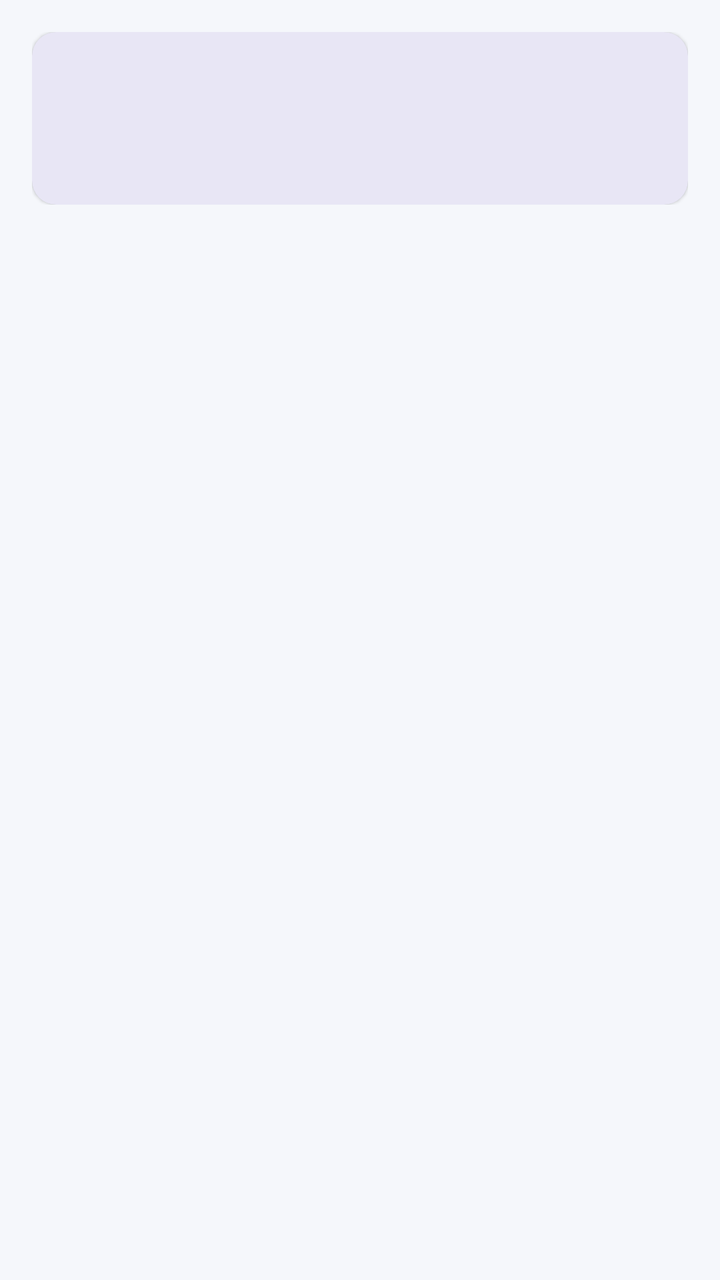
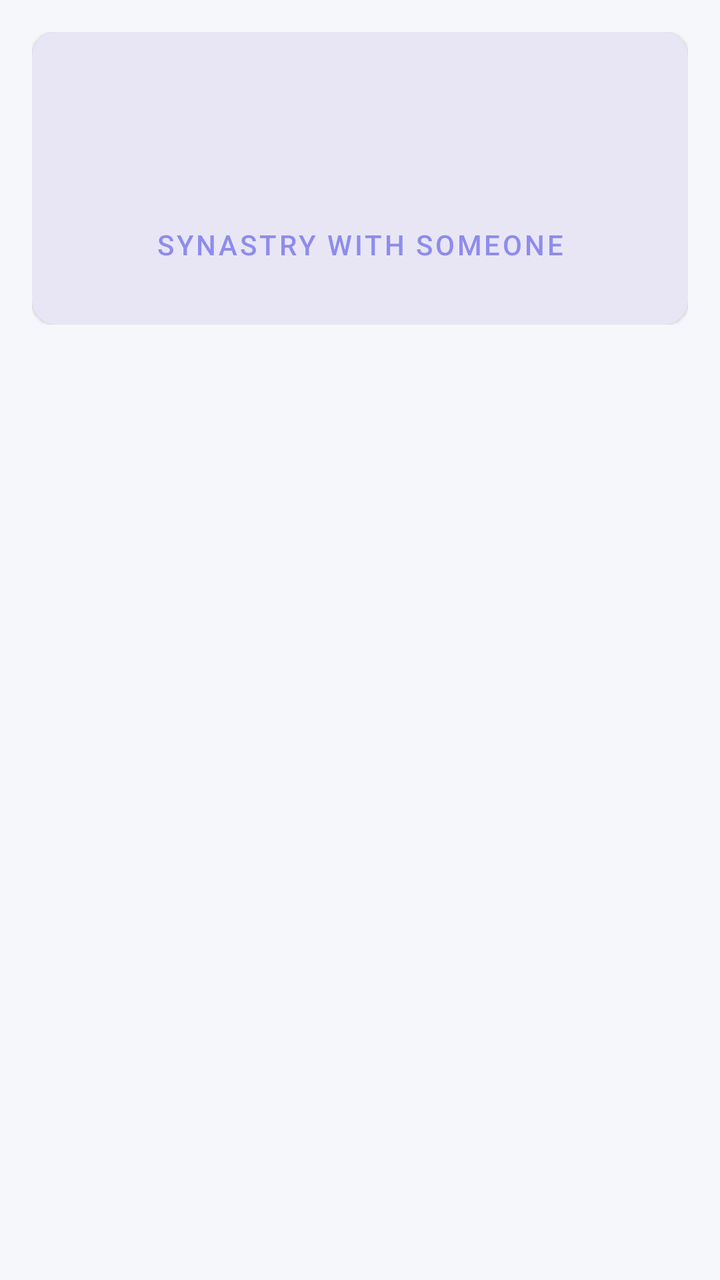

An Android layout rendered at two revisions. The XML below is the earlier revision; the diff shows what the commit changed to produce the second picture.
<!-- AndroidManifest.xml: application theme Theme.AstroDiary -->
<!-- res/layout/fragment_chart_reading.xml -->
<?xml version="1.0" encoding="utf-8"?>
<androidx.core.widget.NestedScrollView
    xmlns:android="http://schemas.android.com/apk/res/android"
    xmlns:app="http://schemas.android.com/apk/res-auto"
    android:layout_width="match_parent"
    android:layout_height="match_parent"
    android:background="@color/background_dark">

    <LinearLayout
        android:layout_width="match_parent"
        android:layout_height="wrap_content"
        android:orientation="vertical"
        android:padding="16dp">

        <com.google.android.material.card.MaterialCardView
            android:layout_width="match_parent"
            android:layout_height="wrap_content"
            app:cardBackgroundColor="@color/surface_dark"
            app:cardCornerRadius="12dp">

            <LinearLayout
                android:layout_width="match_parent"
                android:layout_height="wrap_content"
                android:orientation="vertical"
                android:padding="16dp">

                <TextView
                    android:id="@+id/textName"
                    android:layout_width="wrap_content"
                    android:layout_height="wrap_content"
                    android:textColor="@color/text_primary"
                    android:textSize="22sp"
                    android:textStyle="bold" />

                <TextView
                    android:id="@+id/textBorn"
                    android:layout_width="match_parent"
                    android:layout_height="wrap_content"
                    android:layout_marginTop="6dp"
                    android:textColor="@color/text_secondary"
                    android:textSize="14sp" />

            </LinearLayout>

        </com.google.android.material.card.MaterialCardView>

        
        <LinearLayout
            android:id="@+id/container"
            android:layout_width="match_parent"
            android:layout_height="wrap_content"
            android:orientation="vertical" />

    </LinearLayout>

</androidx.core.widget.NestedScrollView>
<!-- resources referenced by this layout -->
<resources>
  <color name="background_dark">#F5F7FB</color>
  <color name="surface_dark">#E8E6F5</color>
  <color name="text_primary">#3A4258</color>
  <color name="text_secondary">#6D7691</color>
  <style name="Theme.AstroDiary" parent="Theme.MaterialComponents.Light.NoActionBar">
          <item name="colorPrimary">@color/md_theme_dark_primary</item>
          <item name="colorPrimaryVariant">@color/md_theme_dark_primaryContainer</item>
          <item name="colorOnPrimary">@color/md_theme_dark_onPrimary</item>
          <item name="colorSecondary">@color/md_theme_dark_secondary</item>
          <item name="colorSecondaryVariant">@color/md_theme_dark_secondaryContainer</item>
          <item name="colorOnSecondary">@color/md_theme_dark_onSecondary</item>
          <item name="colorError">@color/md_theme_dark_error</item>
          <item name="colorOnError">@color/md_theme_dark_onError</item>
          <item name="android:colorBackground">@color/md_theme_dark_background</item>
          <item name="colorOnBackground">@color/md_theme_dark_onBackground</item>
          <item name="colorSurface">@color/md_theme_dark_surface</item>
          <item name="colorOnSurface">@color/md_theme_dark_onSurface</item>
          
          <item name="android:statusBarColor">@color/surface_dark</item>
          <item name="android:navigationBarColor">@color/surface_dark</item>
          <item name="android:windowBackground">@color/md_theme_dark_background</item>
          
          <item name="android:windowLightStatusBar">true</item>
      </style>
  <color name="md_theme_dark_primary">#8E8CEB</color>
  <color name="md_theme_dark_primaryContainer">#E8E6F5</color>
  <color name="md_theme_dark_onPrimary">#FFFFFF</color>
  <color name="md_theme_dark_secondary">#A8C7B5</color>
  <color name="md_theme_dark_secondaryContainer">#DDEBFA</color>
  <color name="md_theme_dark_onSecondary">#FFFFFF</color>
  <color name="md_theme_dark_error">#B3261E</color>
  <color name="md_theme_dark_onError">#FFFFFF</color>
  <color name="md_theme_dark_background">#F5F7FB</color>
  <color name="md_theme_dark_onBackground">#3A4258</color>
  <color name="md_theme_dark_surface">#E8E6F5</color>
  <color name="md_theme_dark_onSurface">#3A4258</color>
</resources>

<!-- the commit's change to res/layout/fragment_chart_reading.xml (unified diff, before → after) -->
@@ -40,6 +40,15 @@
                     android:textColor="@color/text_secondary"
                     android:textSize="14sp" />
 
+                
+                <Button
+                    android:id="@+id/buttonSynastry"
+                    style="@style/Widget.MaterialComponents.Button.OutlinedButton"
+                    android:layout_width="match_parent"
+                    android:layout_height="wrap_content"
+                    android:layout_marginTop="12dp"
+                    android:text="@string/synastry_open" />
+
             </LinearLayout>
 
         </com.google.android.material.card.MaterialCardView>
<!-- resource entries referenced after the edit -->
@@ -4,6 +4,7 @@
   <color name="surface_dark">#E8E6F5</color>
   <color name="text_primary">#3A4258</color>
   <color name="text_secondary">#6D7691</color>
+  <string name="synastry_open">Synastry with someone</string>
   <style name="Theme.AstroDiary" parent="Theme.MaterialComponents.Light.NoActionBar">
           <item name="colorPrimary">@color/md_theme_dark_primary</item>
           <item name="colorPrimaryVariant">@color/md_theme_dark_primaryContainer</item>
